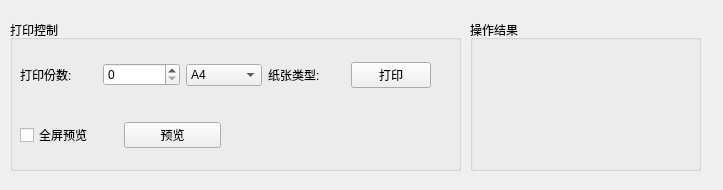
Old version of the form Chapter03/MainWinSignalSlog02.ui in the repository cxinping/PyQt5.
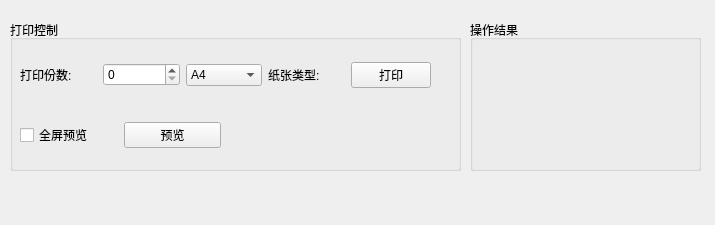
New version of the form.

```diff
--- a/Chapter03/MainWinSignalSlog02.ui
+++ b/Chapter03/MainWinSignalSlog02.ui
@@ -6,8 +6,8 @@
    <rect>
     <x>0</x>
     <y>0</y>
-    <width>723</width>
-    <height>190</height>
+    <width>715</width>
+    <height>225</height>
    </rect>
   </property>
   <property name="windowTitle">
```
